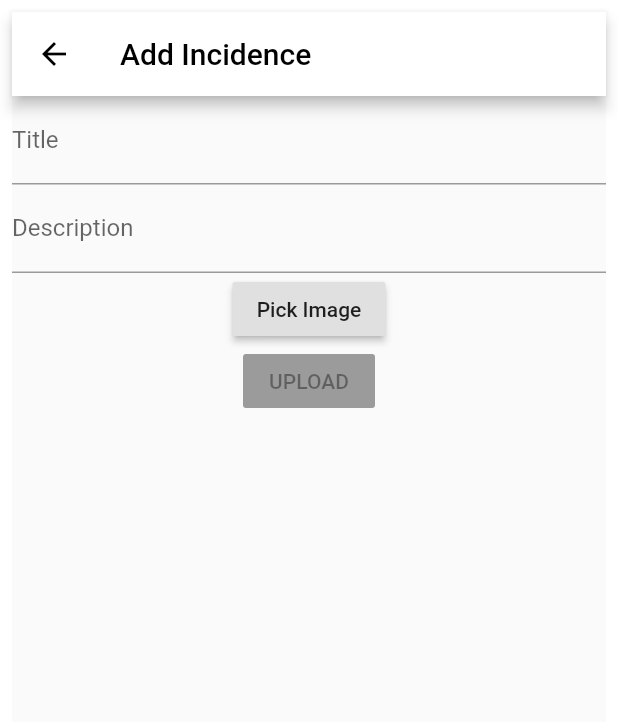
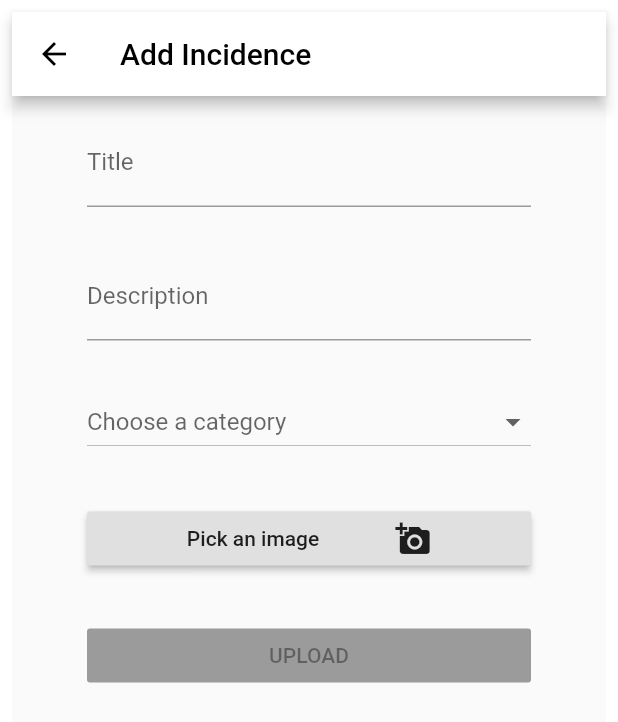
Before and after one commit to JoseDelPino/rodera, a Flutter app: the AddIncidence screen opened directly, on a phone screen of 412 x 824 dp. Shown: the top 722 px of the screen. Run offline on Flutter 3.47's test engine with Material 2 defaults, Android fonts, the phone set to English and light mode, and no system bars; our stand-ins replace cloud_firestore, firebase_auth, firebase_storage, google_maps_flutter, google_sign_in, image_picker and 2 more; missing offline and left inert: geoflutterfire; accounts and stored records are empty.

Commit message:
Updates to the map and addIncidence

```diff
--- a/lib/addIncidence.dart
+++ b/lib/addIncidence.dart
@@ -39,6 +39,8 @@ class _AddIncidenceState extends State<AddIncidence> {
 
   @override
   Widget build(BuildContext context) {
+    Set<dynamic> category = null;
+
     return Scaffold(
       appBar: AppBar(
         title: Text("Add Incidence", style: TextStyle(color: Colors.black)),
@@ -50,8 +52,12 @@ class _AddIncidenceState extends State<AddIncidence> {
       body: Center(
           child: Form(
               child: new ListView(children: <Widget>[
-        TextFormField(
-          keyboardType: TextInputType.text, // Use email input type for emails.
+        Container(
+          margin: const EdgeInsets.only(
+              right: 50.0, left: 50.0, top: 15.0, bottom: 15.0),
+          child: TextFormField(
+            keyboardType:
+                TextInputType.text, // Use email input type for emails.
             controller: titleController,
             decoration:
                 new InputDecoration(hintText: 'Bache', labelText: 'Title'),
@@ -61,21 +67,69 @@ class _AddIncidenceState extends State<AddIncidence> {
               }
             },
           ),
-        TextFormField(
+        ),
+        Container(
+          margin: const EdgeInsets.only(
+              right: 50.0, left: 50.0, top: 15.0, bottom: 15.0),
+          child: TextFormField(
               keyboardType:
                   TextInputType.multiline, // Use email input type for emails.
               controller: descriptionController,
               decoration: new InputDecoration(
                   hintText: 'Bache', labelText: 'Description')),
-        Center(
+        ),
+        Container(
+          margin: const EdgeInsets.only(
+              right: 50.0, left: 50.0, top: 15.0, bottom: 15.0),
+          child: DropdownButton<Set<dynamic>>(
+            hint: Text("Choose a category"),
+            items: <Set<dynamic>>[
+              {"Acerado y asfaltado", Icons.directions_car, Colors.red},
+              {"Alcantarillado", Icons.invert_colors, Colors.blue},
+              {"Alumbrado", Icons.lightbulb_outline, Colors.amber},
+              {"Limpieza", Icons.delete, Colors.purple},
+              {"Mobiliario urbano", Icons.event_seat, Colors.deepOrangeAccent},
+              {"Vegetación y sombra", Icons.nature_people, Colors.lightGreen},
+              {"Transporte", Icons.directions_bus, Colors.pink},
+              {"Otros", Icons.category, Colors.black54}
+            ].map((Set<dynamic> value) {
+              return new DropdownMenuItem<Set<dynamic>>(
+                value: value,
+                child: new Row(
+                  children: <Widget>[
+                    Icon(value.elementAt(1), color: value.elementAt(2)),
+                    Text("  " + value.elementAt(0)),
+                  ],
+                ),
+              );
+            }).toList(),
+            onChanged: (value) {
+              category = value;
+              print(category.elementAt(0));
+            },
+            value: category,
+            isExpanded: true,
+          ),
+        ),
+        Container(
+          margin: const EdgeInsets.only(
+              right: 50.0, left: 50.0, top: 15.0, bottom: 15.0),
           child: _image == null
               ? RaisedButton(
                   onPressed: getImage,
-                  child: const Text('Pick Image'),
+                  child: Row(
+                    mainAxisAlignment: MainAxisAlignment.spaceEvenly,
+                    children: <Widget>[
+                      Text('Pick an image'),
+                      Icon(Icons.add_a_photo)
+                    ],
+                  ),
                 )
-              : Image.file(_image, width: 50, height: 50),
+              : Image.file(_image, width: 150, height: 150),
         ),
-        Center(
+        Container(
+          margin: const EdgeInsets.only(
+              right: 50.0, left: 50.0, top: 15.0, bottom: 15.0),
           child: _image == null
               ? RaisedButton(
                   onPressed: null,
@@ -90,17 +144,19 @@ class _AddIncidenceState extends State<AddIncidence> {
                         longitude: currentLocation.longitude);
                     DocumentReference docReference =
                         Firestore.instance.collection('Madrid').document();
-                    Firestore.instance.collection('locations').document(docReference.documentID.toString()).setData({
-                      'position': myLocation.data
-                    });
+                    Firestore.instance
+                        .collection('locations')
+                        .document(docReference.documentID.toString())
+                        .setData({'position': myLocation.data});
                     docReference.setData({
                       'title': titleController.text,
                       'description': descriptionController.text,
                       'score': 0,
                       'user': widget.user.uid,
+                      'category': category.elementAt(0),
                       'position': GeoPoint(
                           currentLocation.latitude, currentLocation.longitude),
-                      'comments':[],
+                      'comments': [],
                     });
                     FirebaseStorage.instance
                         .ref()
@@ -118,6 +174,8 @@ class _AddIncidenceState extends State<AddIncidence> {
                       ),
                     );
                   },
+                  color: Colors.black87,
+                  textColor: Colors.white,
                   child: const Text('UPLOAD'),
                 ),
         ),
--- a/lib/map.dart
+++ b/lib/map.dart
@@ -1,9 +1,8 @@
 import 'dart:async';
 import 'package:flutter/material.dart';
 import 'package:cloud_firestore/cloud_firestore.dart';
-import 'package:firebase_auth/firebase_auth.dart';
+
 import 'package:geoflutterfire/geoflutterfire.dart';
-//import 'package:flutter_map/flutter_map.dart';
 import 'package:google_maps_flutter/google_maps_flutter.dart';
 import 'package:location/location.dart';
 
@@ -25,6 +24,7 @@ class MapSampleState extends State<MapSample> {
   Widget build(BuildContext context) {
     return new Scaffold(
       body: GoogleMap(
+
         mapType: MapType.normal,
         myLocationEnabled: true,
         markers: markers,
@@ -38,51 +38,56 @@ class MapSampleState extends State<MapSample> {
       ),
     );
   }
-  Future _onMapCreated(GoogleMapController controller) async {
+
+  void _onMapCreated(GoogleMapController controller) async {
     var position = await location.getLocation();
 
     GeoFirePoint center = geo.point(
-        latitude: position.latitude, longitude: position.longitude);
+      latitude: position.latitude,
+      longitude: position.longitude,
+    );
 
     Stream<List<DocumentSnapshot>> stream = geo
         .collection(
-      collectionRef: Firestore.instance.collection('locations'),
-    )
+          collectionRef: Firestore.instance.collection('locations'),
+        )
         .within(center: center, radius: 30, field: 'position');
 
     stream.listen((List<DocumentSnapshot> documentList) {
-
       documentList.forEach((DocumentSnapshot document) async {
-
         GeoPoint point = document.data['position']['geopoint'];
 
-        print("Marcador: "+ point.longitude.toString());
+        Firestore.instance
+            .collection('Madrid')
+            .document(document.documentID)
+            .get()
+            .then((incidence) {
 
-        //DocumentSnapshot incidence = await Firestore.instance.collection('Madrid').document(document.data['document']).get();
-
-        Firestore.instance.collection('Madrid').document(document.data['document']).get().then((incidence) {
-
-          print("Se ha querieado el docuemento: "+ document.data['document']);
-          print("como resultado se ha obtenido la incidencia: "+ incidence.data.toString());
+          print("Se ha querieado el docuemento: " +
+              document.documentID.toString());
+          print("como resultado se ha obtenido la incidencia: " +
+              incidence.data.toString());
           Marker marker = Marker(
-              markerId: MarkerId(point.latitude.toString()+point.longitude.toString()),
+              markerId: MarkerId(
+                  point.latitude.toString() + point.longitude.toString()),
               position: LatLng(point.latitude, point.longitude),
-              infoWindow: InfoWindow(title: incidence.data['title'],
-                  snippet: incidence.data['description'])
-          );
-          markers.add(marker);
-        });
+              infoWindow: InfoWindow(
+                  title: incidence.data['title'],
+                  snippet: incidence.data['description']));
 
 
-      }
-      );
+          setState(() {
+            markers.add(marker);
+          });
+        });
+      });
     });
 
     setState(() {
       mapController = controller;
     });
 
-    controller.moveCamera(CameraUpdate.newLatLng(LatLng(position.latitude, position.longitude)));
+    controller.moveCamera(
+        CameraUpdate.newLatLng(LatLng(position.latitude, position.longitude)));
   }
-
 }
--- a/pubspec.yaml
+++ b/pubspec.yaml
@@ -23,12 +23,8 @@ dependencies:
   image_picker: ^0.5.0+3
   location: ^2.0.0
   flutter_map: ^0.5.0
-  google_maps_flutter: ^0.4.0
+  google_maps_flutter: ^0.5.13
   geoflutterfire: ^2.0.3+2
-
-
-  # The following adds the Cupertino Icons font to your application.
-  # Use with the CupertinoIcons class for iOS style icons.
   cupertino_icons: ^0.1.2
 
 dev_dependencies:
```
Lines whose indentation alone changed are shown as unchanged.
